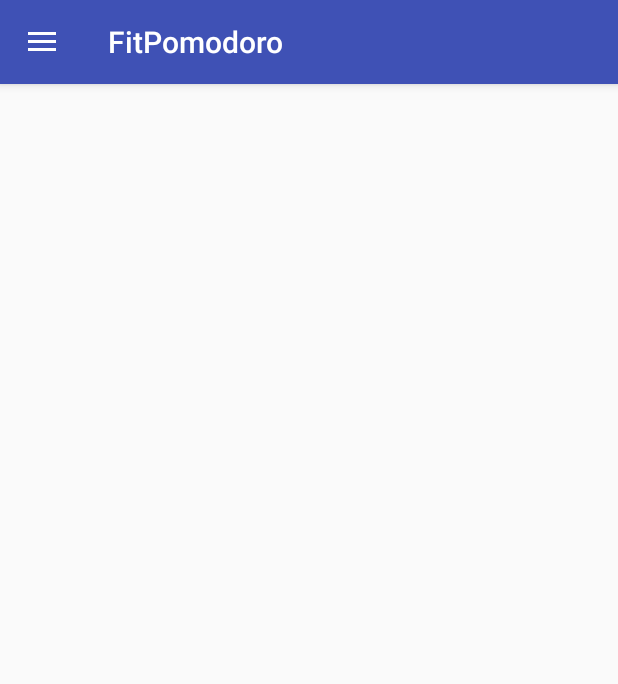
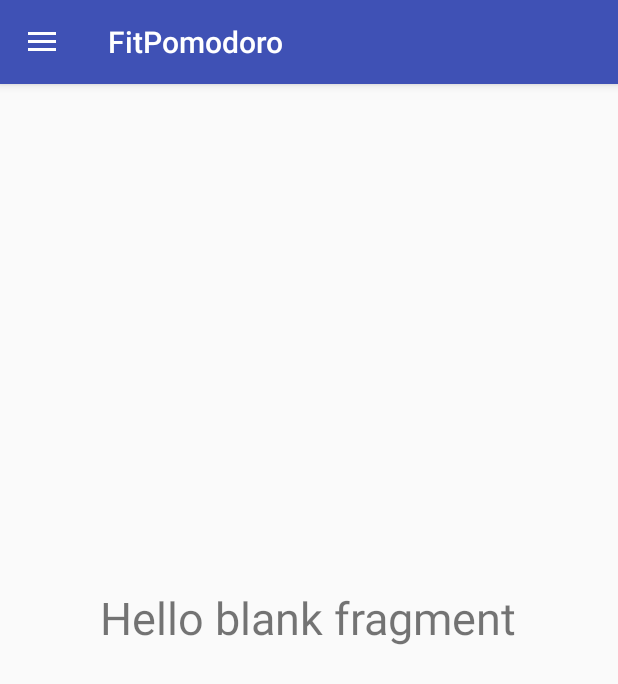
Before and after one commit to Dainiulis/Pomidoras, an Android app: the screen it shows after launch (MainActivity), in the side drawer, after a tap on "Exercises", on a phone screen of 412 x 824 dp. Shown: the top 684 px of the screen. Run offline under Robolectric (Android 15) with nearby library versions, the phone set to English and light mode, and no system bars; 1 statement that could not run was skipped.

Commit message:
detachina fragment, kai perjungiu i exercise fragment ir pasuku ekrana

```diff
--- a/app/src/main/java/com/dmiesoft/fitpomodoro/MainActivity.java
+++ b/app/src/main/java/com/dmiesoft/fitpomodoro/MainActivity.java
@@ -6,6 +6,7 @@ import android.preference.PreferenceManager;
 import android.support.design.widget.NavigationView;
 import android.support.v4.app.Fragment;
 import android.support.v4.app.FragmentManager;
+import android.support.v4.app.FragmentTransaction;
 import android.support.v4.view.GravityCompat;
 import android.support.v4.widget.DrawerLayout;
 import android.support.v7.app.ActionBarDrawerToggle;
@@ -75,28 +76,26 @@ public class MainActivity extends AppCompatActivity
     public boolean onNavigationItemSelected(MenuItem item) {
         // Handle navigation view item clicks here.
         int id = item.getItemId();
-
         Fragment fragment = null;
         String fragTag = "";
         switch (id) {
             case R.id.nav_timer:
-                if (isFragmentCreated(TIMER_FRAGMENT_TAG)){
+                if (isFragmentCreated(TIMER_FRAGMENT_TAG)) {
                     fragment = getSupportFragmentManager()
                             .findFragmentByTag(TIMER_FRAGMENT_TAG);
+//                    fragment.setRetainInstance(true);
                 } else {
                     fragment = new TimerFragment();
+                    fragment.setRetainInstance(true);
                 }
+                Log.i(TAG, "fragas timer: " + fragment);
                 fragTag = TIMER_FRAGMENT_TAG;
                 break;
 
             case R.id.nav_exercise_group:
-                if (isFragmentCreated(EXERCISE_GROUP_FRAGMENT_TAG)) {
-                    fragment = getSupportFragmentManager()
-                            .findFragmentByTag(EXERCISE_GROUP_FRAGMENT_TAG);
-                } else {
-                    fragment = new ExerciseGroupFragment();
-                }
+                fragment = new ExerciseGroupFragment();
                 fragTag = EXERCISE_GROUP_FRAGMENT_TAG;
+                Log.i(TAG, "fragas exercise: " + fragment);
                 break;
 
             case R.id.nav_settings:
@@ -105,13 +104,12 @@ public class MainActivity extends AppCompatActivity
                 break;
 
         }
-
+        Log.i(TAG, "onNavigationItemSelected: " + getSupportFragmentManager().getBackStackEntryCount());
         if (fragment != null && !fragment.isVisible()) {
-            getSupportFragmentManager()
+            FragmentTransaction fragmentTransaction = getSupportFragmentManager()
                     .beginTransaction()
-                    .replace(R.id.main_fragment_container, fragment, fragTag)
-                    .addToBackStack(null)
-                    .commit();
+                    .replace(R.id.main_fragment_container, fragment, fragTag);
+            fragmentTransaction.commit();
         }
 
         DrawerLayout drawer = (DrawerLayout) findViewById(R.id.drawer_layout);
@@ -123,10 +121,10 @@ public class MainActivity extends AppCompatActivity
         return fragments.contains(getSupportFragmentManager().findFragmentByTag(tag));
     }
 
-    private void setCheckedCurrentNavigationDrawer(){
+    private void setCheckedCurrentNavigationDrawer() {
         fragments = getSupportFragmentManager().getFragments();
         for (Fragment fragment : fragments) {
-            if (fragment.isVisible()){
+            if (fragment.isAdded()) {
                 switch (fragment.getTag()) {
                     case TIMER_FRAGMENT_TAG:
                         navigationView.getMenu().getItem(0).setChecked(true);
@@ -145,26 +143,4 @@ public class MainActivity extends AppCompatActivity
         super.onResume();
         setCheckedCurrentNavigationDrawer();
     }
-
-//    @Override
-//    public boolean onCreateOptionsMenu(Menu menu) {
-//        // Inflate the menu; this adds items to the action bar if it is present.
-//        getMenuInflater().inflate(R.menu.main, menu);
-//        return true;
-//    }
-//
-//    @Override
-//    public boolean onOptionsItemSelected(MenuItem item) {
-//        // Handle action bar item clicks here. The action bar will
-//        // automatically handle clicks on the Home/Up button, so long
-//        // as you specify a parent activity in AndroidManifest.xml.
-//        int id = item.getItemId();
-//
-//        //noinspection SimplifiableIfStatement
-//        if (id == R.id.action_settings) {
-//            return true;
-//        }
-//
-//        return super.onOptionsItemSelected(item);
-//    }
 }
--- a/app/src/main/java/com/dmiesoft/fitpomodoro/exercisesFragments/ExerciseGroupFragment.java
+++ b/app/src/main/java/com/dmiesoft/fitpomodoro/exercisesFragments/ExerciseGroupFragment.java
@@ -3,6 +3,7 @@ package com.dmiesoft.fitpomodoro.exercisesFragments;
 
 import android.os.Bundle;
 import android.support.v4.app.Fragment;
+import android.util.Log;
 import android.view.LayoutInflater;
 import android.view.View;
 import android.view.ViewGroup;
@@ -14,6 +15,8 @@ import com.dmiesoft.fitpomodoro.R;
  * A simple {@link Fragment} subclass.
  */
 public class ExerciseGroupFragment extends Fragment {
+
+    private static final String TAG = "TAGAS";
 
 
     public ExerciseGroupFragment() {
@@ -28,4 +31,9 @@ public class ExerciseGroupFragment extends Fragment {
         return inflater.inflate(R.layout.fragment_exercise_group, container, false);
     }
 
+    @Override
+    public void onDetach() {
+        super.onDetach();
+        Log.i(TAG, "onDetach: ");
+    }
 }
--- a/app/src/main/java/com/dmiesoft/fitpomodoro/timerFragments/TimerFragment.java
+++ b/app/src/main/java/com/dmiesoft/fitpomodoro/timerFragments/TimerFragment.java
@@ -53,26 +53,8 @@ public class TimerFragment extends Fragment implements View.OnClickListener{
             view = inflater.inflate(R.layout.fragment_timer, container, false);
             initializeViews(view);
             setTimer();
-            Log.i(TAG, "onCreateView: " + view);
         }
         return view;
-    }
-
-    @Override
-    public void onActivityCreated(@Nullable Bundle savedInstanceState) {
-        super.onActivityCreated(savedInstanceState);
-        Log.i(TAG, "onActivityCreated: ");
-    }
-
-    @Override
-    public void onAttach(Context context) {
-        super.onAttach(context);
-
-    }
-
-    @Override
-    public void onDetach() {
-        super.onDetach();
     }
 
     @Override
--- a/app/src/main/res/layout/fragment_exercise_group.xml
+++ b/app/src/main/res/layout/fragment_exercise_group.xml
@@ -1,13 +1,14 @@
-<FrameLayout xmlns:android="http://schemas.android.com/apk/res/android"
+<RelativeLayout xmlns:android="http://schemas.android.com/apk/res/android"
     xmlns:tools="http://schemas.android.com/tools"
     android:layout_width="match_parent"
     android:layout_height="match_parent"
     tools:context="com.dmiesoft.fitpomodoro.exercisesFragments.ExerciseGroupFragment">
 
-    <!-- TODO: Update blank fragment layout -->
     <TextView
-        android:layout_width="match_parent"
-        android:layout_height="match_parent"
+        android:layout_width="wrap_content"
+        android:layout_height="wrap_content"
+        android:textSize="30sp"
+        android:layout_centerInParent="true"
         android:text="@string/hello_blank_fragment" />
 
-</FrameLayout>
+</RelativeLayout>
```
